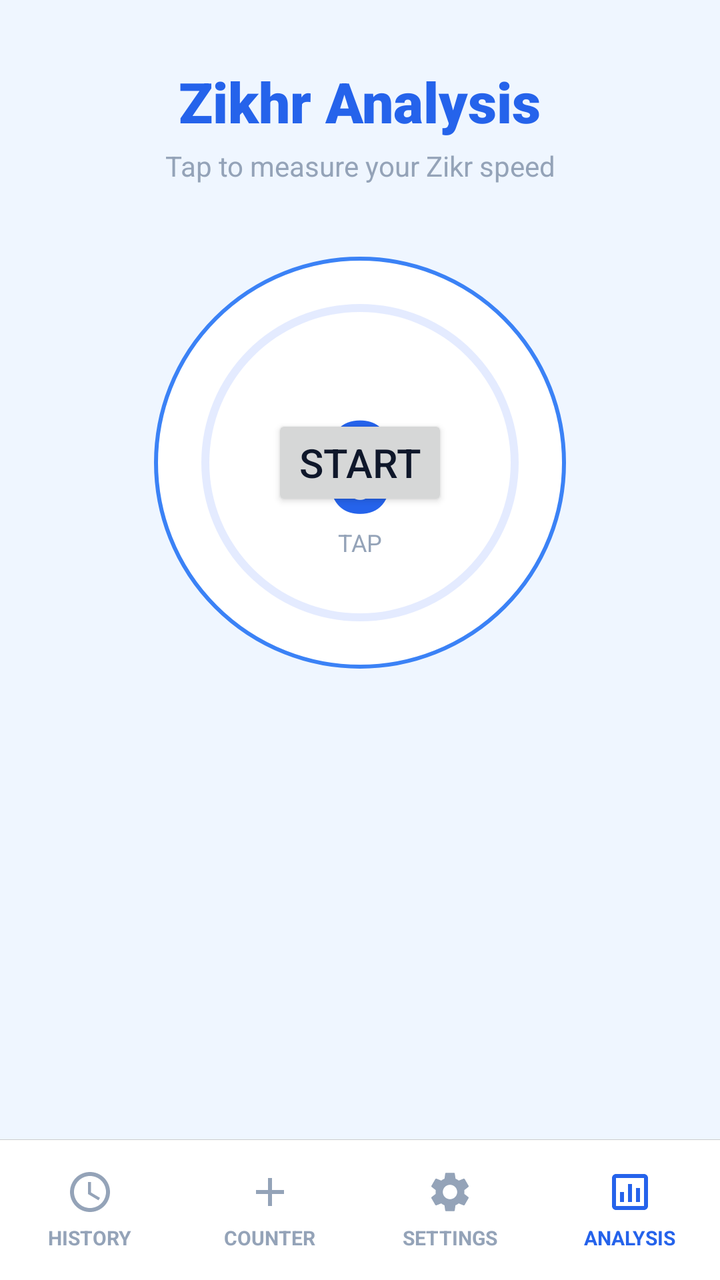
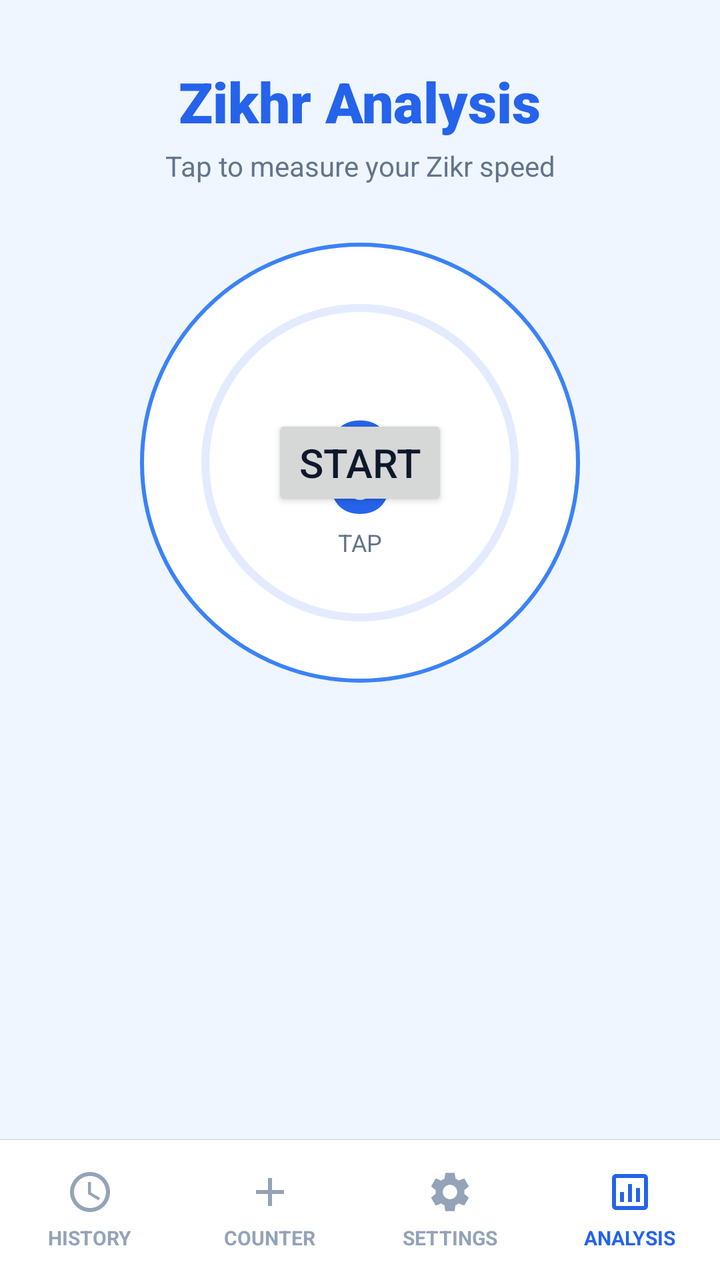

The first picture is an Android layout as it rendered before a commit; the second is the same layout after the commit. The layout source and the unified diff follow.
<!-- AndroidManifest.xml: application theme Theme.SmartTasbeeh -->
<!-- res/layout/activity_analysis.xml -->
<?xml version="1.0" encoding="utf-8"?>
<androidx.constraintlayout.widget.ConstraintLayout xmlns:android="http://schemas.android.com/apk/res/android"
    xmlns:app="http://schemas.android.com/apk/res-auto"
    xmlns:tools="http://schemas.android.com/tools"
    android:layout_width="match_parent"
    android:layout_height="match_parent"
    android:background="@color/app_background"
    tools:context=".AnalysisActivity">
    
    
    <ScrollView
        android:layout_width="match_parent"
        android:layout_height="0dp"
        android:fillViewport="true"
        app:layout_constraintTop_toTopOf="parent"
        app:layout_constraintBottom_toTopOf="@id/bottomNavDivider">

        <androidx.constraintlayout.widget.ConstraintLayout
            android:layout_width="match_parent"
            android:layout_height="wrap_content"
            android:paddingBottom="24dp">

            
            <TextView
                android:id="@+id/tvTitle"
                android:layout_width="wrap_content"
                android:layout_height="wrap_content"
                android:text="Zikhr Analysis"
                android:textColor="@color/tasbeeh_blue_primary"
                android:textSize="28sp"
                android:fontFamily="sans-serif-black"
                android:layout_marginTop="32dp"
                app:layout_constraintTop_toTopOf="parent"
                app:layout_constraintStart_toStartOf="parent"
                app:layout_constraintEnd_toEndOf="parent"/>

            <TextView
                android:id="@+id/tvSubtitle"
                android:layout_width="wrap_content"
                android:layout_height="wrap_content"
                android:text="Tap to measure your Zikr speed"
                android:textColor="@color/hint_text"
                android:textSize="14sp"
                android:layout_marginTop="4dp"
                app:layout_constraintTop_toBottomOf="@id/tvTitle"
                app:layout_constraintStart_toStartOf="parent"
                app:layout_constraintEnd_toEndOf="parent"/>

            
            <FrameLayout
                android:id="@+id/btnTap"
                android:layout_width="230dp"
                android:layout_height="230dp"
                android:layout_marginTop="24dp"
                app:layout_constraintTop_toBottomOf="@id/tvSubtitle"
                app:layout_constraintStart_toStartOf="parent"
                app:layout_constraintEnd_toEndOf="parent">

                
                <View
                    android:layout_width="match_parent"
                    android:layout_height="match_parent"
                    android:layout_margin="12dp"
                    android:background="@drawable/bg_circle_button" />

                
                <ProgressBar
                    android:id="@+id/progressBar"
                    android:layout_width="match_parent"
                    android:layout_height="match_parent"
                    android:indeterminate="false"
                    android:progressDrawable="@drawable/circular_progress"
                    android:background="@null"
                    style="?android:attr/progressBarStyleHorizontal"
                    android:max="100"
                    android:progress="0"
                    android:padding="2dp"/>
                    
                
                <TextView
                    android:id="@+id/tvCount"
                    android:layout_width="wrap_content"
                    android:layout_height="wrap_content"
                    android:layout_gravity="center"
                    android:text="0"
                    android:textSize="64sp"
                    android:textStyle="bold"
                    android:textColor="@color/tasbeeh_blue_primary"/>
                    
                <TextView
                     android:id="@+id/tvTapHint"
                     android:layout_width="wrap_content"
                     android:layout_height="wrap_content"
                     android:layout_gravity="center"
                     android:text="TAP"
                     android:textSize="12sp"
                     android:textColor="@color/hint_text"
                     android:translationY="40dp"/>
                     
                
                 <TextView
                     android:id="@+id/tvPausedOverlay"
                     android:layout_width="wrap_content"
                     android:layout_height="wrap_content"
                     android:layout_gravity="center"
                     android:text="PAUSED"
                     android:textSize="18sp"
                     android:textStyle="bold"
                     android:textColor="@color/tasbeeh_blue_accent"
                     android:background="#DDFFFFFF"
                     android:padding="8dp"
                     android:visibility="gone"/>

                
                <View
                    android:id="@+id/tapActionView"
                    android:layout_width="match_parent"
                    android:layout_height="match_parent"
                    android:layout_margin="12dp"
                    android:background="?attr/selectableItemBackgroundBorderless" 
                    android:clickable="true"
                    android:focusable="true"/>

                
                <Button
                    android:id="@+id/btnStartOverlay"
                    android:layout_width="wrap_content"
                    android:layout_height="wrap_content"
                    android:text="START"
                    android:textSize="20sp"
                    android:layout_gravity="center"
                    android:visibility="visible"
                    android:elevation="10dp"/>
                    
            </FrameLayout>
            
            
            <LinearLayout
                android:id="@+id/controlsRow"
                android:layout_width="wrap_content"
                android:layout_height="wrap_content"
                android:orientation="horizontal"
                android:gravity="center"
                android:layout_marginTop="16dp"
                app:layout_constraintTop_toBottomOf="@id/btnTap"
                app:layout_constraintStart_toStartOf="parent"
                app:layout_constraintEnd_toEndOf="parent">
                
                <com.google.android.material.floatingactionbutton.FloatingActionButton
                    android:id="@+id/fabPause"
                    android:layout_width="wrap_content"
                    android:layout_height="wrap_content"
                    android:src="@drawable/ic_pause"
                    app:backgroundTint="@color/tasbeeh_blue_primary"
                    app:tint="@android:color/white"
                    app:fabSize="normal"
                    android:visibility="invisible"/>

            </LinearLayout>
            
            
            <LinearLayout
                 android:id="@+id/layoutPauseOptions"
                 android:layout_width="wrap_content"
                 android:layout_height="wrap_content"
                 android:orientation="horizontal"
                 android:visibility="gone"
                 android:layout_marginTop="12dp"
                 app:layout_constraintTop_toBottomOf="@id/controlsRow"
                 app:layout_constraintStart_toStartOf="parent"
                 app:layout_constraintEnd_toEndOf="parent">
                 
                 <Button
                     android:id="@+id/btnResetAnalysis"
                     android:layout_width="wrap_content"
                     android:layout_height="wrap_content"
                     android:text="Reset"
                     android:layout_marginEnd="16dp"/>

                 <Button
                     android:id="@+id/btnShowReport"
                     android:layout_width="wrap_content"
                     android:layout_height="wrap_content"
                     android:text="Report"/>
            </LinearLayout>

            
            <LinearLayout
                android:id="@+id/reportContainer"
                android:layout_width="match_parent"
                android:layout_height="wrap_content"
                android:orientation="vertical"
                android:visibility="gone"
                android:layout_marginTop="24dp"
                android:layout_marginStart="16dp"
                android:layout_marginEnd="16dp"
                app:layout_constraintTop_toBottomOf="@id/layoutPauseOptions"
                app:layout_constraintStart_toStartOf="parent"
                app:layout_constraintEnd_toEndOf="parent">
                
                 <TextView
                    android:id="@+id/tvReportSummary"
                    android:layout_width="match_parent"
                    android:layout_height="wrap_content"
                    android:text="Summary Stats"
                    android:textAlignment="center"
                    android:textStyle="bold"
                    android:textSize="18sp"
                    android:textColor="@color/tasbeeh_blue_primary"
                    android:paddingBottom="16dp"/>
                    
                
                <FrameLayout
                    android:id="@+id/graphContainer"
                    android:layout_width="match_parent"
                    android:layout_height="180dp"
                    android:background="@drawable/info_box_background"
                    android:elevation="2dp"
                    android:padding="8dp"
                    android:layout_marginBottom="24dp">
                </FrameLayout>
                
                <TextView
                     android:layout_width="wrap_content"
                     android:layout_height="wrap_content"
                     android:text="Detailed Log"
                     android:textStyle="bold"
                     android:textColor="@color/tasbeeh_blue_accent"
                     android:layout_marginBottom="8dp"/>

                
                 <LinearLayout
                     android:layout_width="match_parent"
                     android:layout_height="wrap_content"
                     android:orientation="horizontal"
                     android:background="#E0E0E0"
                     android:padding="8dp">
                     <TextView
                         android:layout_width="0dp"
                         android:layout_height="wrap_content"
                         android:layout_weight="1"
                         android:text="#"
                         android:textStyle="bold"
                         android:gravity="center"/>
                     <TextView
                         android:layout_width="0dp"
                         android:layout_height="wrap_content"
                         android:layout_weight="2"
                         android:text="Time (sec)"
                         android:textStyle="bold"
                         android:gravity="center"/>
                     <TextView
                         android:layout_width="0dp"
                         android:layout_height="wrap_content"
                         android:layout_weight="3"
                         android:text="Interval"
                         android:textStyle="bold"
                         android:gravity="center"/>
                 </LinearLayout>
                 
                 
                 <TableLayout
                     android:id="@+id/tableReport"
                     android:layout_width="match_parent"
                     android:layout_height="wrap_content"
                     android:stretchColumns="1,2">
                 </TableLayout>
                 
            </LinearLayout>

        </androidx.constraintlayout.widget.ConstraintLayout>
    </ScrollView>


    
    <View
        android:id="@+id/bottomNavDivider"
        android:layout_width="match_parent"
        android:layout_height="0.1dp"
        android:background="#ccc"
        app:layout_constraintBottom_toTopOf="@id/bottomNav"/>

    <LinearLayout
        android:id="@+id/bottomNav"
        android:layout_width="match_parent"
        android:layout_height="70dp"
        android:background="@color/nav_bg"
        android:orientation="horizontal"
        android:weightSum="4"
        android:baselineAligned="false"
        app:layout_constraintBottom_toBottomOf="parent">

        
        <LinearLayout
            android:id="@+id/btnNavHistory"
            android:layout_width="0dp"
            android:layout_height="match_parent"
            android:layout_weight="1"
            android:orientation="vertical"
            android:gravity="center"
            android:clickable="true"
            android:focusable="true"
            android:background="?attr/selectableItemBackground">
            <ImageView
                android:layout_width="24dp"
                android:layout_height="24dp"
                android:src="@drawable/ic_clock"
                app:tint="@color/nav_text_unselected"/>
            <TextView
                android:layout_width="wrap_content"
                android:layout_height="wrap_content"
                android:text="HISTORY"
                android:textSize="10sp"
                android:textStyle="bold"
                android:textColor="@color/nav_text_unselected"
                android:layout_marginTop="4dp"/>
        </LinearLayout>

        
        <LinearLayout
            android:id="@+id/btnNavCounter"
            android:layout_width="0dp"
            android:layout_height="match_parent"
            android:layout_weight="1"
            android:orientation="vertical"
            android:gravity="center"
            android:clickable="true"
            android:focusable="true"
            android:background="?attr/selectableItemBackground">
            <ImageView
                android:layout_width="24dp"
                android:layout_height="24dp"
                android:src="@drawable/ic_add"
                app:tint="@color/nav_text_unselected"/>
            <TextView
                android:layout_width="wrap_content"
                android:layout_height="wrap_content"
                android:text="COUNTER"
                android:textSize="10sp"
                android:textStyle="bold"
                android:textColor="@color/nav_text_unselected"
                android:layout_marginTop="4dp"/>
        </LinearLayout>

        
        <LinearLayout
            android:id="@+id/btnNavSettings"
            android:layout_width="0dp"
            android:layout_height="match_parent"
            android:layout_weight="1"
            android:orientation="vertical"
            android:gravity="center"
            android:clickable="true"
            android:focusable="true"
            android:background="?attr/selectableItemBackground">
            <ImageView
                android:layout_width="24dp"
                android:layout_height="24dp"
                android:src="@drawable/ic_settings"
                app:tint="@color/nav_text_unselected"/>
            <TextView
                android:layout_width="wrap_content"
                android:layout_height="wrap_content"
                android:text="SETTINGS"
                android:textSize="10sp"
                android:textStyle="bold"
                android:textColor="@color/nav_text_unselected"
                android:layout_marginTop="4dp"/>
        </LinearLayout>
        
        
        <LinearLayout
            android:layout_width="0dp"
            android:layout_height="match_parent"
            android:layout_weight="1"
            android:orientation="vertical"
            android:gravity="center">
            <ImageView
                android:layout_width="24dp"
                android:layout_height="24dp"
                android:src="@drawable/ic_analysis"
                app:tint="@color/nav_text_selected"/>
            <TextView
                android:layout_width="wrap_content"
                android:layout_height="wrap_content"
                android:text="ANALYSIS"
                android:textSize="10sp"
                android:textStyle="bold"
                android:textColor="@color/nav_text_selected"
                android:layout_marginTop="4dp"/>
        </LinearLayout>

    </LinearLayout>

</androidx.constraintlayout.widget.ConstraintLayout>
<!-- resources referenced by this layout -->
<resources>
  <color name="app_background">@color/background_light</color>
  <color name="hint_text">#94A3B8</color>
  <color name="nav_bg">#FFFFFF</color>
  <color name="nav_text_selected">#2563EB</color>
  <color name="nav_text_unselected">#94A3B8</color>
  <color name="tasbeeh_blue_accent">#3B82F6</color>
  <color name="tasbeeh_blue_primary">#2563EB</color>
  <!-- drawable bg_circle_button (drawable) -->
  <?xml version="1.0" encoding="utf-8"?>
  <shape xmlns:android="http://schemas.android.com/apk/res/android"
      android:shape="oval">
      <solid android:color="@color/card_background" />
      <stroke
          android:width="2dp"
          android:color="@color/tasbeeh_blue_accent" />
  </shape>
  <!-- drawable circular_progress (drawable) -->
  <?xml version="1.0" encoding="utf-8"?>
  <layer-list xmlns:android="http://schemas.android.com/apk/res/android">
      
      <item android:id="@android:id/background">
          <shape
              android:shape="ring"
              android:thickness="4dp"
              android:useLevel="false">
              <solid android:color="#202962FF" />
          </shape>
      </item>
      
      
      
      <item android:id="@android:id/progress">
          <rotate
              android:fromDegrees="270"
              android:toDegrees="270">
              <shape
                  android:shape="ring"
                  android:thickness="4dp"
                  android:useLevel="true">
                  <solid android:color="@color/tasbeeh_blue_primary" />
              </shape>
          </rotate>
      </item>
  </layer-list>
  <!-- drawable ic_add (drawable) -->
  <vector xmlns:android="http://schemas.android.com/apk/res/android"
      android:width="24dp"
      android:height="24dp"
      android:viewportWidth="24"
      android:viewportHeight="24">
      <path
        android:fillColor="@android:color/white"
        android:pathData="M19,13h-6v6h-2v-6H5v-2h6V5h2v6h6v2z"/>
  </vector>
  <!-- drawable ic_analysis (drawable) -->
  <vector xmlns:android="http://schemas.android.com/apk/res/android"
      android:width="24dp"
      android:height="24dp"
      android:viewportWidth="24"
      android:viewportHeight="24">
    <path
        android:fillColor="#FF000000"
        android:pathData="M19,3H5C3.9,3 3,3.9 3,5v14c0,1.1 0.9,2 2,2h14c1.1,0 2,-0.9 2,-2V5C21,3.9 20.1,3 19,3zM19,19H5V5h14V19zM7,12h2v5H7V12zM11,8h2v9h-2V8zM15,10h2v7h-2V10z"/>
  </vector>
  <!-- drawable ic_pause (drawable) -->
  <vector xmlns:android="http://schemas.android.com/apk/res/android"
      android:width="24dp"
      android:height="24dp"
      android:viewportWidth="24"
      android:viewportHeight="24"
      android:tint="?attr/colorControlNormal">
    <path
        android:fillColor="@android:color/white"
        android:pathData="M6,19h4V5H6v14zM14,5v14h4V5h-4z"/>
  </vector>
  <!-- drawable info_box_background (drawable) -->
  <?xml version="1.0" encoding="utf-8"?>
  <shape xmlns:android="http://schemas.android.com/apk/res/android"
      android:shape="rectangle">
      <solid android:color="@color/card_background"/>
      <stroke
          android:width="1dp"
          android:color="@color/count_text_color"
          android:dashWidth="8dp"
          android:dashGap="4dp"/>
      <corners android:radius="16dp"/>
  </shape>
  <style name="Theme.SmartTasbeeh" parent="Base.Theme.SmartTasbeeh" />
  <color name="background_light">#EFF6FF</color>
  <color name="card_background">#FFFFFF</color>
  <color name="count_text_color">#2563EB</color>
  <color name="tasbeeh_blue_dark">#1E3A8A</color>
  <color name="white">#FFFFFFFF</color>
  <color name="text_primary">#0F172A</color>
  <!-- unchanged entries left out for length: 3 -->
</resources>

<!-- the commit's change to res/layout/activity_analysis.xml (unified diff, before → after) -->
@@ -39,7 +39,7 @@
                 android:layout_width="wrap_content"
                 android:layout_height="wrap_content"
                 android:text="Tap to measure your Zikr speed"
-                android:textColor="@color/hint_text"
+                android:textColor="@color/text_secondary"
                 android:textSize="14sp"
                 android:layout_marginTop="4dp"
                 app:layout_constraintTop_toBottomOf="@id/tvTitle"
@@ -60,7 +60,7 @@
                 <View
                     android:layout_width="match_parent"
                     android:layout_height="match_parent"
-                    android:layout_margin="12dp"
+                    android:layout_margin="5dp"
                     android:background="@drawable/bg_circle_button" />
 
                 
@@ -94,7 +94,7 @@
                      android:layout_gravity="center"
                      android:text="TAP"
                      android:textSize="12sp"
-                     android:textColor="@color/hint_text"
+                     android:textColor="@color/text_secondary"
                      android:translationY="40dp"/>
                      
                 
<!-- resource entries referenced after the edit -->
@@ -1,12 +1,12 @@
 <!-- resources referenced by this layout -->
 <resources>
   <color name="app_background">@color/background_light</color>
-  <color name="hint_text">#94A3B8</color>
   <color name="nav_bg">#FFFFFF</color>
   <color name="nav_text_selected">#2563EB</color>
   <color name="nav_text_unselected">#94A3B8</color>
   <color name="tasbeeh_blue_accent">#3B82F6</color>
   <color name="tasbeeh_blue_primary">#2563EB</color>
+  <color name="text_secondary">#64748B</color>
   <!-- drawable bg_circle_button (drawable) -->
   <?xml version="1.0" encoding="utf-8"?>
   <shape xmlns:android="http://schemas.android.com/apk/res/android"
@@ -25,7 +25,7 @@
               android:shape="ring"
               android:thickness="4dp"
               android:useLevel="false">
-              <solid android:color="#202962FF" />
+              <solid android:color="@color/tasbeeh_blue_dark2" />
           </shape>
       </item>
       
@@ -39,7 +39,7 @@
                   android:shape="ring"
                   android:thickness="4dp"
                   android:useLevel="true">
-                  <solid android:color="@color/tasbeeh_blue_primary" />
+                  <solid android:color="@color/tasbeeh_blue_accent" />
               </shape>
           </rotate>
       </item>
@@ -90,6 +90,7 @@
   <style name="Theme.SmartTasbeeh" parent="Base.Theme.SmartTasbeeh" />
   <color name="background_light">#EFF6FF</color>
   <color name="card_background">#FFFFFF</color>
+  <color name="tasbeeh_blue_dark2">#202962FF</color>
   <color name="count_text_color">#2563EB</color>
   <color name="tasbeeh_blue_dark">#1E3A8A</color>
   <color name="white">#FFFFFFFF</color>
